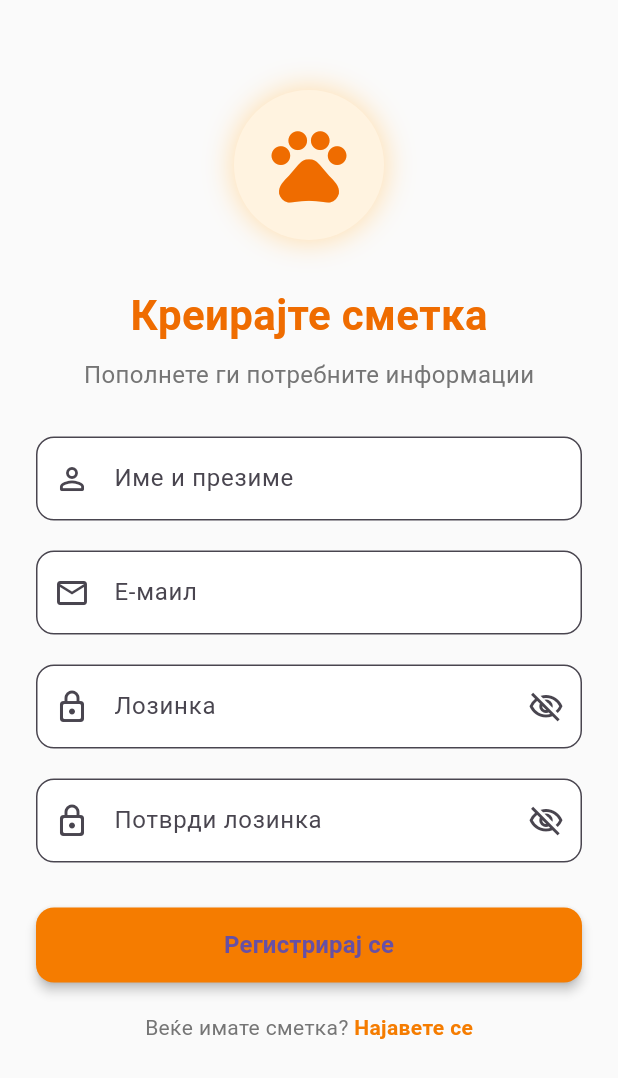
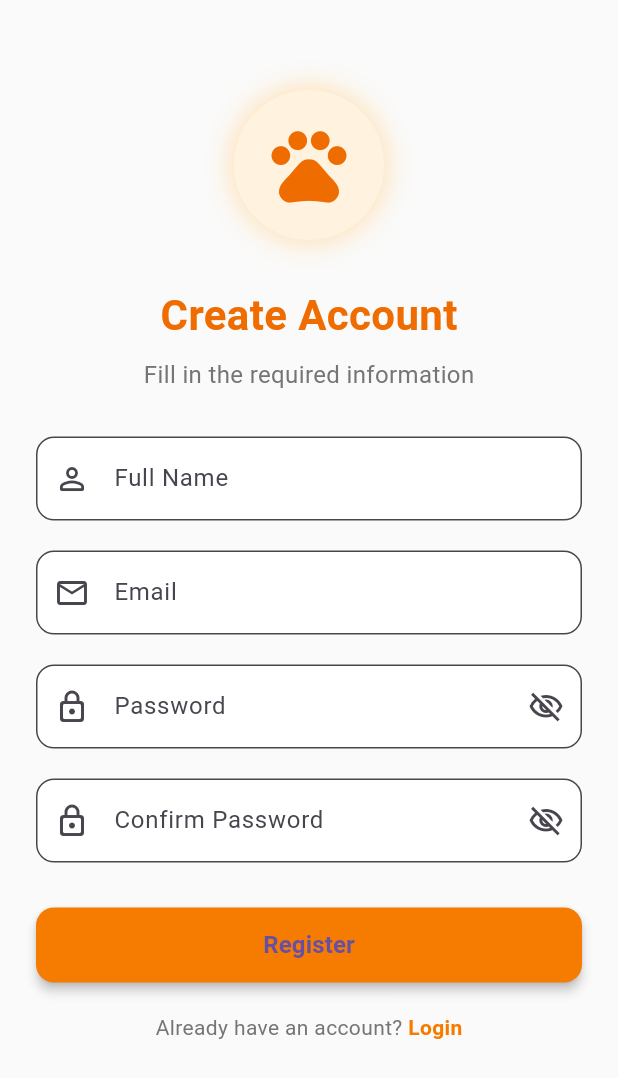
Before and after one commit to hristina6/pet_mate, a Flutter app: the RegisterScreen screen opened directly, on a phone screen of 412 x 824 dp. Shown: the top 1078 px of the screen. Run offline on Flutter 3.47's test engine with Material 3 defaults, Android fonts, the light colour scheme and no system bars.

Commit message:
Register and login frontend

```diff
--- a/lib/screens/register_screen.dart
+++ b/lib/screens/register_screen.dart
@@ -1,7 +1,6 @@
 import 'package:flutter/material.dart';
 import '../services/auth_service.dart';
 import 'home_screen.dart';
-import 'login_screen.dart';
 
 class RegisterScreen extends StatefulWidget {
   const RegisterScreen({super.key});
@@ -12,46 +11,47 @@ class RegisterScreen extends StatefulWidget {
 
 class _RegisterScreenState extends State<RegisterScreen> {
   final authService = AuthService();
-  final _formKey = GlobalKey<FormState>();
   final nameController = TextEditingController();
   final emailController = TextEditingController();
   final passwordController = TextEditingController();
-  final passwordConfirmController = TextEditingController();
+  final confirmPasswordController = TextEditingController();
+
   bool isLoading = false;
+  String error = '';
   bool obscurePassword = true;
   bool obscureConfirmPassword = true;
-  String error = '';
 
   void register() async {
-    if (_formKey.currentState!.validate()) {
     setState(() {
       isLoading = true;
       error = '';
     });
 
-      if (passwordController.text != passwordConfirmController.text) {
+    final name = nameController.text.trim();
+    final email = emailController.text.trim();
+    final password = passwordController.text;
+    final confirmPassword = confirmPasswordController.text;
+
+    if (name.isEmpty || email.isEmpty || password.isEmpty || confirmPassword.isEmpty) {
       setState(() {
-          error = 'Лозинките не се совпаѓаат';
+        error = 'Please fill in all fields.';
+        isLoading = false;
+      });
+      return;
+    }
+
+    if (password != confirmPassword) {
+      setState(() {
+        error = 'Passwords do not match.';
         isLoading = false;
       });
       return;
     }
 
     try {
-        final user = await authService.register(
-          nameController.text.trim(),
-          emailController.text.trim(),
-          passwordController.text.trim(),
-        );
+      final user = await authService.register(name, email, password);
 
-        ScaffoldMessenger.of(context).showSnackBar(
-          SnackBar(
-            content: Text('Успешна регистрација!'),
-            behavior: SnackBarBehavior.floating,
-            duration: Duration(seconds: 2),
-          ),
-        );
-
+      // Navigate to HomeScreen after successful registration
       Navigator.pushReplacement(
         context,
         MaterialPageRoute(
@@ -62,18 +62,11 @@ class _RegisterScreenState extends State<RegisterScreen> {
       setState(() {
         error = e.toString();
       });
-        ScaffoldMessenger.of(context).showSnackBar(
-          SnackBar(
-            content: Text('Регистрацијата не успеа. Обидете се повторно.'),
-            behavior: SnackBarBehavior.floating,
-          ),
-        );
     }
 
     setState(() {
       isLoading = false;
     });
-    }
   }
 
   @override
@@ -85,7 +78,8 @@ class _RegisterScreenState extends State<RegisterScreen> {
           padding: const EdgeInsets.symmetric(horizontal: 24.0),
           child: Column(
             children: [
-              SizedBox(height: 60),
+              const SizedBox(height: 60),
+              // Pet icon with shadow
               Container(
                 decoration: BoxDecoration(
                   boxShadow: [
@@ -107,52 +101,50 @@ class _RegisterScreenState extends State<RegisterScreen> {
                   ),
                 ),
               ),
-              SizedBox(height: 30),
+              const SizedBox(height: 30),
               Text(
-                'Креирајте сметка',
+                'Create Account',
                 style: TextStyle(
                   fontSize: 28,
                   fontWeight: FontWeight.bold,
                   color: Colors.orange[800],
                 ),
               ),
-              SizedBox(height: 8),
+              const SizedBox(height: 8),
               Text(
-                'Пополнете ги потребните информации',
+                'Fill in the required information',
                 style: TextStyle(
                   fontSize: 16,
                   color: Colors.grey[600],
                 ),
               ),
-              SizedBox(height: 30),
-              Form(
-                key: _formKey,
-                child: Column(
-                  children: [
-                    TextFormField(
+              const SizedBox(height: 30),
+              if (error.isNotEmpty)
+                Padding(
+                  padding: const EdgeInsets.only(bottom: 16.0),
+                  child: Text(
+                    error,
+                    style: const TextStyle(color: Colors.red),
+                  ),
+                ),
+              TextField(
                 controller: nameController,
                 decoration: InputDecoration(
-                        labelText: 'Име и презиме',
-                        prefixIcon: Icon(Icons.person_outline_rounded),
+                  labelText: 'Full Name',
+                  prefixIcon: const Icon(Icons.person_outline_rounded),
                   border: OutlineInputBorder(
                     borderRadius: BorderRadius.circular(12),
                   ),
                   filled: true,
                   fillColor: Colors.white,
                 ),
-                      validator: (value) {
-                        if (value == null || value.isEmpty) {
-                          return 'Внесете вашето име и презиме';
-                        }
-                        return null;
-                      },
               ),
-                    SizedBox(height: 20),
-                    TextFormField(
+              const SizedBox(height: 20),
+              TextField(
                 controller: emailController,
                 decoration: InputDecoration(
-                        labelText: 'Е-маил',
-                        prefixIcon: Icon(Icons.email_outlined),
+                  labelText: 'Email',
+                  prefixIcon: const Icon(Icons.email_outlined),
                   border: OutlineInputBorder(
                     borderRadius: BorderRadius.circular(12),
                   ),
@@ -160,22 +152,13 @@ class _RegisterScreenState extends State<RegisterScreen> {
                   fillColor: Colors.white,
                 ),
                 keyboardType: TextInputType.emailAddress,
-                      validator: (value) {
-                        if (value == null || value.isEmpty) {
-                          return 'Внесете е-маил';
-                        }
-                        if (!value.contains('@')) {
-                          return 'Внесете валиден е-маил';
-                        }
-                        return null;
-                      },
               ),
-                    SizedBox(height: 20),
-                    TextFormField(
+              const SizedBox(height: 20),
+              TextField(
                 controller: passwordController,
                 decoration: InputDecoration(
-                        labelText: 'Лозинка',
-                        prefixIcon: Icon(Icons.lock_outline_rounded),
+                  labelText: 'Password',
+                  prefixIcon: const Icon(Icons.lock_outline_rounded),
                   border: OutlineInputBorder(
                     borderRadius: BorderRadius.circular(12),
                   ),
@@ -195,22 +178,13 @@ class _RegisterScreenState extends State<RegisterScreen> {
                   ),
                 ),
                 obscureText: obscurePassword,
-                      validator: (value) {
-                        if (value == null || value.isEmpty) {
-                          return 'Внесете лозинка';
-                        }
-                        if (value.length < 6) {
-                          return 'Лозинката треба да има најмалку 6 карактери';
-                        }
-                        return null;
-                      },
               ),
-                    SizedBox(height: 20),
-                    TextFormField(
-                      controller: passwordConfirmController,
+              const SizedBox(height: 20),
+              TextField(
+                controller: confirmPasswordController,
                 decoration: InputDecoration(
-                        labelText: 'Потврди лозинка',
-                        prefixIcon: Icon(Icons.lock_outline_rounded),
+                  labelText: 'Confirm Password',
+                  prefixIcon: const Icon(Icons.lock_outline_rounded),
                   border: OutlineInputBorder(
                     borderRadius: BorderRadius.circular(12),
                   ),
@@ -230,19 +204,10 @@ class _RegisterScreenState extends State<RegisterScreen> {
                   ),
                 ),
                 obscureText: obscureConfirmPassword,
-                      validator: (value) {
-                        if (value == null || value.isEmpty) {
-                          return 'Потврдете ја лозинката';
-                        }
-                        if (value != passwordController.text) {
-                          return 'Лозинките не се совпаѓаат';
-                        }
-                        return null;
-                      },
               ),
-                    SizedBox(height: 30),
+              const SizedBox(height: 30),
               isLoading
-                        ? CircularProgressIndicator()
+                  ? const CircularProgressIndicator()
                   : SizedBox(
                 width: double.infinity,
                 height: 50,
@@ -255,8 +220,8 @@ class _RegisterScreenState extends State<RegisterScreen> {
                     elevation: 3,
                   ),
                   onPressed: register,
-                        child: Text(
-                          'Регистрирај се',
+                  child: const Text(
+                    'Register',
                     style: TextStyle(
                       fontSize: 16,
                       fontWeight: FontWeight.bold,
@@ -264,25 +229,20 @@ class _RegisterScreenState extends State<RegisterScreen> {
                   ),
                 ),
               ),
-                    SizedBox(height: 20),
+              const SizedBox(height: 20),
               Row(
                 mainAxisAlignment: MainAxisAlignment.center,
                 children: [
                   Text(
-                          'Веќе имате сметка? ',
+                    'Already have an account? ',
                     style: TextStyle(color: Colors.grey[600]),
                   ),
                   GestureDetector(
                     onTap: () {
-                            Navigator.pushReplacement(
-                              context,
-                              MaterialPageRoute(
-                                builder: (context) => const LoginScreen(),
-                              ),
-                            );
+                      Navigator.pop(context);
                     },
                     child: Text(
-                            'Најавете се',
+                      'Login',
                       style: TextStyle(
                         color: Colors.orange[700],
                         fontWeight: FontWeight.bold,
@@ -291,10 +251,7 @@ class _RegisterScreenState extends State<RegisterScreen> {
                   ),
                 ],
               ),
-                    SizedBox(height: 40),
-                  ],
-                ),
-              ),
+              const SizedBox(height: 40),
             ],
           ),
         ),
@@ -307,7 +264,7 @@ class _RegisterScreenState extends State<RegisterScreen> {
     nameController.dispose();
     emailController.dispose();
     passwordController.dispose();
-    passwordConfirmController.dispose();
+    confirmPasswordController.dispose();
     super.dispose();
   }
 }
```
Lines whose indentation alone changed are shown as unchanged.
